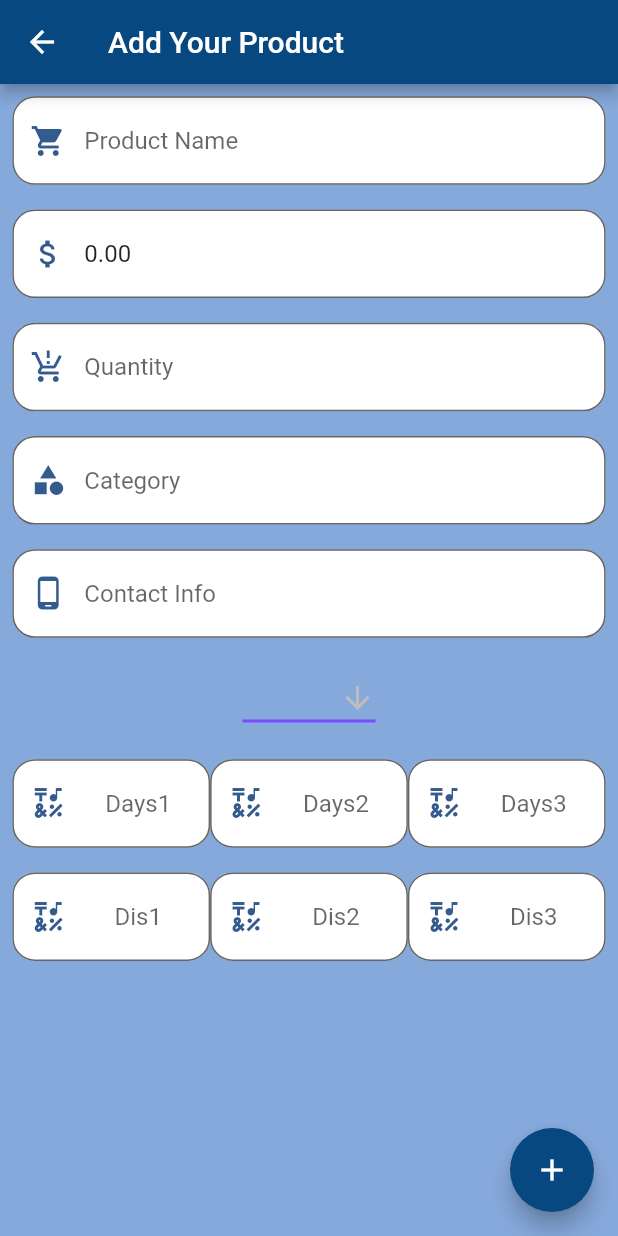
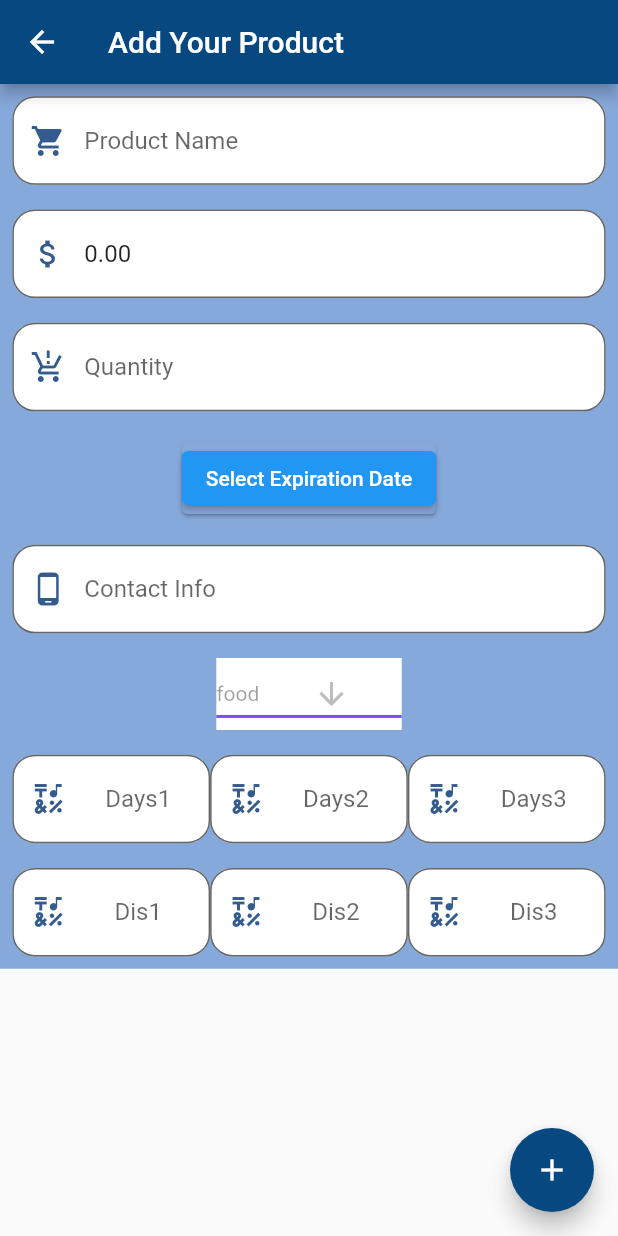
Before and after one commit to WaseemAlBizreh/DeadLine-Deal1, a Flutter app: the AddProductPage screen opened directly, on a phone screen of 412 x 824 dp. Run offline on Flutter 3.47's test engine with Material 2 defaults, Android fonts, the phone set to English and light mode, and no system bars; our stand-ins replace extended_masked_text.

Commit message:
AddProductv1.3

```diff
--- a/lib/MyPages/AddProductPage.dart
+++ b/lib/MyPages/AddProductPage.dart
@@ -1,33 +1,33 @@
 import 'package:flutter/material.dart';
 import 'package:flutter/cupertino.dart';
 import 'package:provider/provider.dart';
-import 'package:waseem/Service/ProductApi.dart';
-import 'package:waseem/Provider/AddProductProvider.dart';
+import 'package:waseem/Service/AddProduct.dart';
 
 import '../Variables.dart';
 
 class AddProductPage extends StatelessWidget {
   final _formkey = GlobalKey<FormState>();
-
+  String dropdownValue = "food";
   @override
   Widget build(BuildContext context) {
-    void _datepicker(){
+    void _datepicker() {
       showDatePicker(
           context: context,
           initialDate: DateTime(2020,12),
-          firstDate: DateTime(2020,12),
-          lastDate: DateTime(2020,12));
+          firstDate: DateTime(2020, 12),
+          lastDate: DateTime(2030, 12));
     }
     return ChangeNotifierProvider(
-        create: (_) => AddProductProvider(),
-        child: Consumer<AddProductProvider>(builder: (context, addP, child) {
+        create: (_) => AddProduct(),
+        child: Consumer<AddProduct>(builder: (context, addP, child) {
           return LayoutBuilder(builder: (context, constraints) {
             return Scaffold(
               appBar: AppBar(
                 backgroundColor: c1,
                 title: Text("Add Your Product"),
               ),
-              body: Container(
+              body: SingleChildScrollView(
+                child: Container(
                   decoration: BoxDecoration(
                     color: c2,
                   ),
@@ -135,29 +135,19 @@ class AddProductPage extends StatelessWidget {
                             constraints.maxWidth * 0.02,
                             constraints.maxHeight * 0.01,
                           ),
-                        child: TextFormField(
-                          controller: addP.cat,
-                          onFieldSubmitted: addP.setCat,
-                          validator: (value) {
-                            if (value!.isEmpty) {
-                              return 'please enter a product quantity';
-                            }
-                          },
-                          autocorrect: false,
-                          decoration: InputDecoration(
-                            fillColor: Colors.white,
-                            filled: true,
-                            hintText: "Category",
-                            prefixIcon: Icon(Icons.category,color: c4),
-                            border: OutlineInputBorder(
-                              borderSide: BorderSide(width: 0.4),
-                              borderRadius: BorderRadius.circular(15.0),
+                          child: Card(
+                              // width: constraints.maxWidth * 0.60,
+                              // decoration: BoxDecoration(
+                              //   color: Colors.white,
+                              // ),
+                              color: c2,
+                              //shape: ,
+                              child: ElevatedButton(
+                                onPressed: () { _datepicker(); },
+                                child: Text("Select Expiration Date"),
+                              )
                           ),
-                          ),
-                          keyboardType: TextInputType.name,
-                          textInputAction: TextInputAction.next,
-                        ),
-                      ), //(delete this)for product cat
+                        ), //for expire date
                         Container(
                           margin: EdgeInsets.fromLTRB(
                             constraints.maxWidth * 0.02,
@@ -178,7 +168,7 @@ class AddProductPage extends StatelessWidget {
                               fillColor: Colors.white,
                               filled: true,
                               hintText: "Contact Info",
-                            prefixIcon: Icon(Icons.phone_android,color: c4),
+                              prefixIcon: Icon(Icons.phone_android, color: c4),
                               border: OutlineInputBorder(
                                 borderSide: BorderSide(width: 0.4),
                                 borderRadius: BorderRadius.circular(15.0),
@@ -195,8 +185,13 @@ class AddProductPage extends StatelessWidget {
                             constraints.maxWidth * 0.02,
                             constraints.maxHeight * 0.01,
                           ),
+                          child: Container(
+                            width: constraints.maxWidth * 0.30,
+                            decoration: BoxDecoration(
+                              color: Colors.white,
+                            ),
                             child: DropdownButton<String>(
-                          value: "Category",
+                              value: dropdownValue,
                               icon: const Icon(Icons.arrow_downward),
                               elevation: 16,
                               style: const TextStyle(color: Colors.deepPurple),
@@ -205,13 +200,18 @@ class AddProductPage extends StatelessWidget {
                                 color: Colors.deepPurpleAccent,
                               ),
                               onChanged: null,
-                          items: <String>['food', 'medicine', 'cosmetics', 'chemicals']
-                              .map<DropdownMenuItem<String>>((String value) {
+                              items: <String>[
+                                "food",
+                                "medicine",
+                                "cosmetics",
+                                "chemicals"
+                              ].map<DropdownMenuItem<String>>((String value) {
                                 return DropdownMenuItem<String>(
                                   value: value,
                                   child: Text(value),
                                 );
                               }).toList(),
+                            ),
                           ),
                         ), //for dropdown category
                         Container(
@@ -406,6 +406,7 @@ class AddProductPage extends StatelessWidget {
                     ),
                   ),
                 ),
+              ),
               floatingActionButton: FloatingActionButton(
                 backgroundColor: c1,
                 tooltip: 'AddProduct',
--- a/lib/MyPages/Register.dart
+++ b/lib/MyPages/Register.dart
@@ -5,6 +5,7 @@ import 'package:waseem/Provider/RegisterProvider.dart';
 import 'package:waseem/Service/authApi.dart';
 
 import '../Variables.dart';
+import 'ProductList.dart';
 import 'login_page.dart';
 
 class Register extends StatefulWidget {
@@ -275,6 +276,7 @@ class _RegisterState extends State<Register> {
                                         print(e.toString());
                                       }
                                     }
+                                    Navigator.pushReplacement(context, MaterialPageRoute(builder: (_)=>Product_list()));
                                   },
                                 ),
                                 SizedBox(height: Devheight * 0.01),
--- a/lib/MyPages/login_page.dart
+++ b/lib/MyPages/login_page.dart
@@ -1,6 +1,7 @@
 import 'package:flutter/material.dart';
 import 'package:provider/provider.dart';
 import 'package:waseem/Model/loginModel.dart';
+import 'package:waseem/MyPages/ProductList.dart';
 import 'package:waseem/Provider/LoginProvider.dart';
 import 'package:waseem/Service/authApi.dart';
 // import 'package:intl/intl.dart';
@@ -190,6 +191,7 @@ class _login_pageState extends State<login_page> {
                                       print(e.toString());
                                     }
                                   }
+                                  Navigator.pushReplacement(context, MaterialPageRoute(builder: (_)=>Product_list()));
                                 },
                               ),
                               SizedBox(height: Devheight * 0.01),
--- a/lib/Provider/AddProductProvider.dart
+++ b/lib/Service/AddProduct.dart
@@ -1,10 +1,10 @@
 import 'package:extended_masked_text/extended_masked_text.dart';
 import 'package:flutter/material.dart';
 
-class AddProductProvider with ChangeNotifier {
+class AddProduct with ChangeNotifier {
 
   AddProductProvider(){
-    this._select_cat.text = 'food';
+    this._select_cat.text = "food";
   }
 
   TextEditingController _NameController = TextEditingController();
@@ -16,10 +16,12 @@ class AddProductProvider with ChangeNotifier {
   TextEditingController _Dis1Controller = TextEditingController();
   TextEditingController _Dis2Controller = TextEditingController();
   TextEditingController _Dis3Controller = TextEditingController();
+  TextEditingController _Days1Controller = TextEditingController();
+  TextEditingController _Days2Controller = TextEditingController();
+  TextEditingController _Days3Controller = TextEditingController();
   TextEditingController _select_cat = TextEditingController();
 
   TextEditingController get select_cat => _select_cat;
-
   set_select_cat(String value) {
     _select_cat.text = value;
   }
@@ -81,6 +83,28 @@ class AddProductProvider with ChangeNotifier {
     assert(dadis3 is double);
     notifyListeners();
   }
+  TextEditingController get days1 => _Days1Controller;
+  setDays1(String days1) {
+    _Days1Controller.text = days1;
+    var dadays1=double.parse(days1);
+    assert(dadays1 is int);
+    notifyListeners();
+  }
 
+  TextEditingController get days2 => _Days2Controller;
+  setDays2(String days2) {
+    _Days2Controller.text = days2;
+    var dadays2=double.parse(days2);
+    assert(dadays2 is double);
+    notifyListeners();
+  }
+
+  TextEditingController get days3 => _Days3Controller;
+  setDays3(String days3) {
+    _Days3Controller.text = days3;
+    var dadays3=double.parse(days3);
+    assert(dadays3 is double);
+    notifyListeners();
+  }
 
 }
--- a/lib/main.dart
+++ b/lib/main.dart
@@ -34,7 +34,7 @@ class _MyAppState extends State<MyApp> {
       debugShowCheckedModeBanner: false,
       home: ChangeNotifierProvider<ProductApiProvider>(
           create: (_) => ProductApiProvider(),
-          child: Product_list()
+          child: login_page()
       ),
     );
   }
```
Lines whose indentation alone changed are shown as unchanged.
